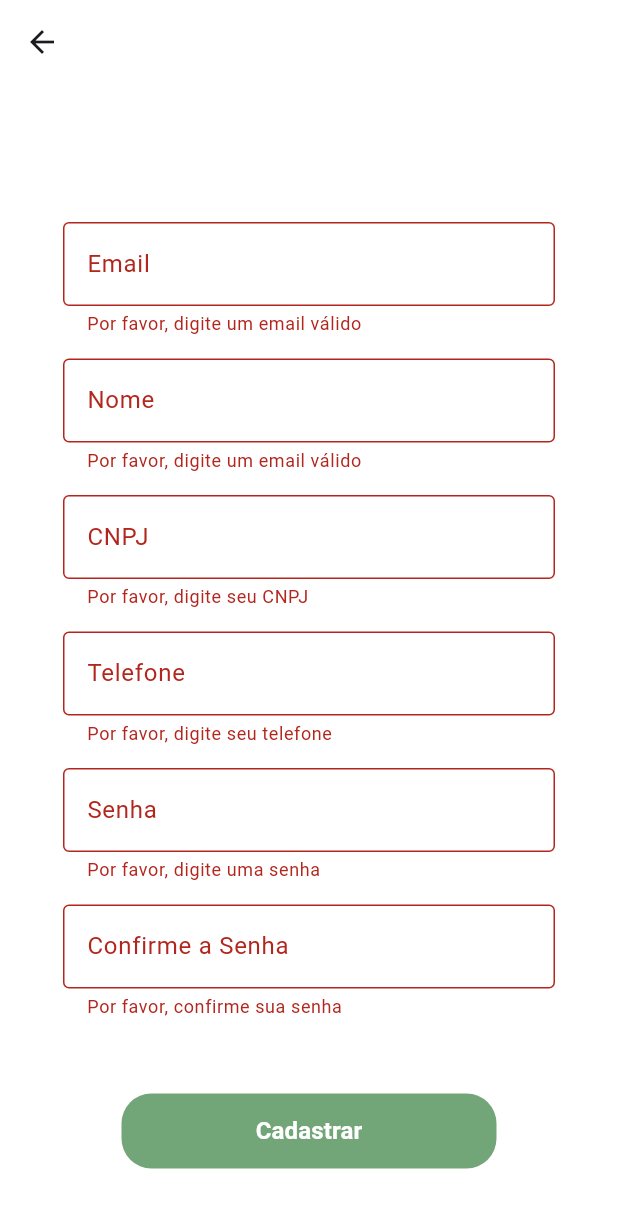
After one commit to tuliofranco/hmx_orchestry, a Flutter app: the CreateAccountPage screen opened directly, after a tap on "Cadastrar", on a phone screen of 412 x 824 dp. The commit adds this screen. Shown: the top 1208 px of the screen. Run offline on Flutter 3.47's test engine with Material 3 defaults, Android fonts, the phone set to English and light mode, and no system bars; our stand-ins replace firebase_auth, firebase_core, mask_text_input_formatter; accounts and stored records are empty; generated files the repository leaves out were written again.

Commit message:
Add register page and autentication on register page.

```diff
--- a/lib/main.dart
+++ b/lib/main.dart
@@ -1,6 +1,7 @@
 import 'package:flutter/material.dart';
 import 'package:hmx_orchestry/pages/login_page.dart';
 import 'package:firebase_core/firebase_core.dart';
+import 'package:logging/logging.dart';
 import 'firebase_options.dart';
 
 void main() async {
@@ -8,15 +9,26 @@ void main() async {
     await Firebase.initializeApp(
   options: DefaultFirebaseOptions.currentPlatform,
 );
-  runApp(MyApp());
+_setupLogging();
+  runApp(const MyApp());
 }
 
 class MyApp extends StatelessWidget {
+  const MyApp({super.key});
+
   @override
   Widget build(BuildContext context) {
-    return MaterialApp(
+    return const MaterialApp(
       debugShowCheckedModeBanner: false,
       home: LoginPage(),
     );
   }
 }
+
+
+void _setupLogging() {
+  Logger.root.level = Level.ALL; // Configura o nível de log
+  Logger.root.onRecord.listen((record) {
+  print('${record.level.name}: ${record.time}: ${record.message}');
+  });
+}
--- /dev/null
+++ b/lib/pages/create_account_page.dart
@@ -0,0 +1,29 @@
+import 'package:flutter/material.dart';
+import 'package:hmx_orchestry/widgets/cadastro_form.dart';
+
+class CreateAccountPage extends StatefulWidget {
+  const CreateAccountPage({super.key});
+
+  @override
+  // ignore: library_private_types_in_public_api
+  _CreateAccountPageState createState() => _CreateAccountPageState();
+}
+
+class _CreateAccountPageState extends State<CreateAccountPage> {
+
+
+
+  @override
+  Widget build(BuildContext context) {
+    return Scaffold(
+      backgroundColor: Colors.white,
+      appBar: AppBar(
+        backgroundColor: Colors.white,
+      ),
+      body: const SingleChildScrollView(
+        child: Padding(
+          padding: EdgeInsets.all(16),
+
+        child: CadastroForm())));
+  }
+}
--- a/lib/pages/home_page.dart
+++ b/lib/pages/home_page.dart
@@ -1,7 +1,10 @@
 import 'package:flutter/material.dart';
 
 class HomePage extends StatefulWidget {
+  const HomePage({super.key});
+
   @override
+  // ignore: library_private_types_in_public_api
   _HomePageState createState() => _HomePageState();
 }
 
@@ -10,7 +13,7 @@ class _HomePageState extends State<HomePage> {
   Widget build(BuildContext context) {
     return Scaffold(
       appBar: AppBar(
-        title: Text('Home Page'),
+        title: const Text('Home Page'),
       ),
       body: Center(
         child: Container(
--- a/lib/pages/login_page.dart
+++ b/lib/pages/login_page.dart
@@ -1,8 +1,12 @@
 import 'package:flutter/material.dart';
+import 'package:hmx_orchestry/pages/create_account_page.dart';
 import 'package:hmx_orchestry/pages/home_page.dart';
 
 class LoginPage extends StatefulWidget {
+  const LoginPage({super.key});
+
   @override
+  // ignore: library_private_types_in_public_api
   _LoginPageState createState() => _LoginPageState();
 }
 
@@ -20,7 +24,7 @@ class _LoginPageState extends State<LoginPage> {
             Padding(
               padding: const EdgeInsets.only(top: 60.0),
               child: Center(
-                child: Container(
+                child: SizedBox(
                     width: 200,
                     height: 150,
                     /*]\\decoration: BoxDecoration(
@@ -29,7 +33,7 @@ class _LoginPageState extends State<LoginPage> {
                     child: Image.asset("asset/images/logo_hemox.png")),
               ),
             ),
-            Padding(
+            const Padding(
               //padding: const EdgeInsets.only(left:15.0,right: 15.0,top:0,bottom: 0),
               padding: EdgeInsets.symmetric(horizontal: 15),
               child: TextField(
@@ -39,11 +43,12 @@ class _LoginPageState extends State<LoginPage> {
                     hintText: 'Digite seu email'),
               ),
             ),
+            // ignore: prefer_const_constructors
             Padding(
               padding: const EdgeInsets.only(
                   left: 15.0, right: 15.0, top: 15, bottom: 0),
               //padding: EdgeInsets.symmetric(horizontal: 15),
-              child: TextField(
+              child: const TextField(
                 obscureText: true,
                 decoration: InputDecoration(
                     border: OutlineInputBorder(),
@@ -57,21 +62,24 @@ class _LoginPageState extends State<LoginPage> {
               height: 50,
               width: 250,
               decoration: BoxDecoration(
-                  color: Color.fromRGBO(24, 108, 33, 0.612), borderRadius: BorderRadius.circular(20)),
+                  color: const Color.fromRGBO(24, 108, 33, 0.612), borderRadius: BorderRadius.circular(20)),
                   child: TextButton (
-                    child: Text('Entrar',
+                    child: const Text('Entrar',
                     style: TextStyle(color: Colors.white,
                     fontWeight: FontWeight.bold,
                     fontSize: 16),),
 
                     onPressed: (){
-                    Navigator.push(context, MaterialPageRoute(builder: (_) => HomePage()));
+                    Navigator.push(context, MaterialPageRoute(builder: (_) => const HomePage()));
                   },),
             ),
-            SizedBox(
+            const SizedBox(
               height: 130,
             ),
-            Text('New User? Create Account')
+            TextButton(onPressed: (){
+              Navigator.push(context, MaterialPageRoute(builder: (_) => const CreateAccountPage()));
+            }, child: const Text('Novo usuário? Criar uma nova conta'))
+
           ],
         ),
       ),
--- /dev/null
+++ b/lib/pages/servicos/autenticacao_servico.dart
@@ -0,0 +1,51 @@
+import 'package:firebase_auth/firebase_auth.dart';
+import 'package:logging/logging.dart';
+
+class AutenticacaoServico {
+  final Logger _logger = Logger('AutenticacaoServico');
+  final FirebaseAuth _firebaseAuth = FirebaseAuth.instance;
+  CadastrarUsuario(
+      {required String email,
+      required String cnpj,
+      required String telefone,
+      required String senha,
+      required String nome}) async {
+    try {
+      UserCredential userCredential = await _firebaseAuth.createUserWithEmailAndPassword(
+        email: email,
+        password: senha,
+      );
+
+      // Atualiza o nome de exibição do usuário
+      await userCredential.user!.updateDisplayName(nome);
+      await userCredential.user!.reload();
+
+      // Chama a função fictícia para verificar o número de telefone
+      await _verifyPhoneNumber(telefone, userCredential.user!);
+    } catch (e) {
+      _logger.info('Falha ao cadastrar usuário: $e');
+    }
+  }
+  Future<void> _verifyPhoneNumber(String phoneNumber, User user) async {
+    await _firebaseAuth.verifyPhoneNumber(
+      phoneNumber: phoneNumber,
+      verificationCompleted: (PhoneAuthCredential credential) async {
+        // Atualiza o número de telefone do usuário automaticamente
+        await user.updatePhoneNumber(credential);
+      },
+      verificationFailed: (FirebaseAuthException e) {
+        _logger.severe('Falha na verificação do telefone: $e');
+      },
+      codeSent: (String verificationId, int? resendToken) async {
+        // Aqui você deve implementar a lógica para solicitar ao usuário o código de verificação
+        // e então usar `PhoneAuthProvider.credential` para obter as credenciais de autenticação
+        // a partir do código e do `verificationId`
+        _logger.info('Código de verificação enviado para o número de telefone');
+      },
+      codeAutoRetrievalTimeout: (String verificationId) {
+        // Lógica para timeout do código de verificação
+        print('Tempo limite para recuperação automática do código atingido');
+      },
+    );
+  }
+}
--- /dev/null
+++ b/lib/widgets/cadastro_form.dart
@@ -0,0 +1,260 @@
+import 'package:flutter/material.dart';
+import 'package:hmx_orchestry/pages/login_page.dart';
+import 'package:hmx_orchestry/pages/servicos/autenticacao_servico.dart';
+import 'package:logging/logging.dart';
+import 'package:mask_text_input_formatter/mask_text_input_formatter.dart';
+
+
+class CadastroForm extends StatefulWidget {
+  const CadastroForm({super.key});
+
+  @override
+  State<CadastroForm> createState() => _CadastroFormState();
+}
+
+class _CadastroFormState extends State<CadastroForm> {
+  final Logger _logger = Logger('CadastroForm');
+  final _formKey = GlobalKey<FormState>();
+  final TextEditingController _emailController = TextEditingController();
+    final TextEditingController _nameController = TextEditingController();
+  final TextEditingController _cnpjController = TextEditingController();
+  final TextEditingController _phoneNumberController = TextEditingController();
+  final TextEditingController _passwordController = TextEditingController();
+  final TextEditingController _confirmPasswordController = TextEditingController();
+
+  final AutenticacaoServico _autenticacaoServico = AutenticacaoServico();
+
+  final maskFormatterPhone = MaskTextInputFormatter(
+    mask: '(##) #####-####',
+    filter: {"#": RegExp(r'[0-9]')},
+  );
+
+  final maskFormatterCnpj = MaskTextInputFormatter(
+    mask: '##.###.###/####-##',
+    filter: {"#": RegExp(r'[0-9]')},
+  );
+
+  @override
+  Widget build(BuildContext context) {
+    return SingleChildScrollView(
+      child: Padding(
+        padding: const EdgeInsets.all(16.0),
+        child: Form(
+          key: _formKey,
+          child: Column(
+            children: [
+              const SizedBox(height: 60.0),
+              _buildEmailField(),
+              const SizedBox(height: 15.0),
+               _buildNameField(),
+              const SizedBox(height: 15.0),
+              _buildCnpjField(),
+              const SizedBox(height: 15.0),
+              _buildPhoneNumberField(),
+              const SizedBox(height: 15.0),
+              _buildPasswordField(),
+              const SizedBox(height: 15.0),
+              _buildConfirmPasswordField(),
+              const SizedBox(height: 50.0),
+              _buildSubmitButton(),
+              const SizedBox(height: 130.0),
+            ],
+            // ignore: avoid_print
+          ),
+        ),
+      ),
+    );
+  }
+
+  void _logFormValues() {
+    _logger.info("Email: ${_emailController.text}");
+    _logger.info("CNPJ: ${_cnpjController.text}");
+    _logger.info("Telefone: ${_phoneNumberController.text}");
+    _logger.info("Senha: ${_passwordController.text}");
+    _logger.info("Confirmação de Senha: ${_confirmPasswordController.text}");
+  }
+
+
+  Widget _buildEmailField() {
+    return Padding(
+      padding: const EdgeInsets.symmetric(horizontal: 10),
+      child: TextFormField(
+        controller: _emailController,
+        decoration: const InputDecoration(
+          border: OutlineInputBorder(),
+          labelText: 'Email',
+          hintText: 'Digite seu email',
+        ),
+        keyboardType: TextInputType.emailAddress,
+        validator: (value) {
+          if (value == null || value.isEmpty || value.length < 5 || !value.contains("@")) {
+            return 'Por favor, digite um email válido';
+          }
+          if (!RegExp(r'^[^@]+@[^@]+\.[^@]+').hasMatch(value)) {
+            return 'Por favor, digite um email válido';
+          }
+          return null;
+        },
+      ),
+    );
+  }
+
+
+  Widget _buildNameField() {
+    return Padding(
+      padding: const EdgeInsets.symmetric(horizontal: 10),
+      child: TextFormField(
+        controller: _nameController,
+        decoration: const InputDecoration(
+          border: OutlineInputBorder(),
+          labelText: 'Nome',
+          hintText: 'Digite o nome da empresa',
+        ),
+        keyboardType: TextInputType.name,
+        validator: (value) {
+          if (value == null || value.isEmpty) {
+            return 'Por favor, digite um email válido';
+          }
+          if (value.length < 5){
+            return 'O nome precisa ter mais de 5 letras';
+          }
+          return null;
+        },
+      ),
+    );
+  }
+
+
+  Widget _buildCnpjField() {
+    return Padding(
+      padding: const EdgeInsets.symmetric(horizontal: 10),
+      child: TextFormField(
+        controller: _cnpjController,
+        decoration: const InputDecoration(
+          border: OutlineInputBorder(),
+          labelText: 'CNPJ',
+          hintText: '00.000.000/0000-00',
+        ),
+        keyboardType: TextInputType.number,
+        inputFormatters: [maskFormatterCnpj],
+        validator: (value) {
+          if (value == null || value.isEmpty) {
+            return 'Por favor, digite seu CNPJ';
+          }
+          // Adicione aqui a validação de CNPJ se necessário
+          return null;
+        },
+      ),
+    );
+  }
+
+  Widget _buildPhoneNumberField() {
+    return Padding(
+      padding: const EdgeInsets.symmetric(horizontal: 10),
+      child: TextFormField(
+        controller: _phoneNumberController,
+        decoration: const InputDecoration(
+          border: OutlineInputBorder(),
+          labelText: 'Telefone',
+          hintText: '(99) 99999-9999',
+        ),
+        keyboardType: TextInputType.phone,
+        inputFormatters: [maskFormatterPhone],
+        validator: (value) {
+          if (value == null || value.isEmpty) {
+            return 'Por favor, digite seu telefone';
+          }
+          return null;
+        },
+      ),
+    );
+  }
+
+  Widget _buildPasswordField() {
+    return Padding(
+      padding: const EdgeInsets.symmetric(horizontal: 10),
+      child: TextFormField(
+        controller: _passwordController,
+        obscureText: true,
+        decoration: const InputDecoration(
+          border: OutlineInputBorder(),
+          labelText: 'Senha',
+          hintText: 'Digite sua senha',
+        ),
+        validator: (value) {
+          if (value == null || value.isEmpty) {
+            return 'Por favor, digite uma senha';
+          }
+          return null;
+        },
+      ),
+    );
+  }
+
+  Widget _buildConfirmPasswordField() {
+    return Padding(
+      padding: const EdgeInsets.symmetric(horizontal: 10),
+      child: TextFormField(
+        controller: _confirmPasswordController,
+        obscureText: true,
+        decoration: const InputDecoration(
+          border: OutlineInputBorder(),
+          labelText: 'Confirme a Senha',
+          hintText: 'Confirme sua senha',
+        ),
+        validator: (value) {
+          if (value == null || value.isEmpty) {
+            return 'Por favor, confirme sua senha';
+          }
+          if (value != _passwordController.text) {
+            return 'As senhas não coincidem';
+          }
+          return null;
+        },
+      ),
+    );
+  }
+
+  Widget _buildSubmitButton() {
+    return Container(
+      height: 50,
+      width: 250,
+      decoration: BoxDecoration(
+        color: const Color.fromRGBO(24, 108, 33, 0.612),
+        borderRadius: BorderRadius.circular(20),
+      ),
+      child: TextButton(
+        onPressed: _submitForm,
+        child: const Text(
+          'Cadastrar',
+          style: TextStyle(
+            color: Colors.white,
+            fontWeight: FontWeight.bold,
+            fontSize: 16,
+          ),
+        ),
+      ),
+    );
+
+  }
+
+  void _submitForm() {
+    final String email = _emailController.text;
+    final String cnpj = _cnpjController.text;
+    final String telefone = _phoneNumberController.text;
+    final String senha = _passwordController.text;
+    final String nome = _nameController.text;
+
+    if (_formKey.currentState!.validate()) {
+      _logFormValues();
+      _logger.info("Formulário válido!");
+      _autenticacaoServico.CadastrarUsuario(email: email, cnpj: cnpj, telefone: telefone, senha: senha, nome: nome);
+      Navigator.push(
+        context,
+        MaterialPageRoute(builder: (_) => const LoginPage()),
+      );
+    } else {
+      _logger.info("Formulário inválido!");
+    }
+  }
+}
--- a/pubspec.yaml
+++ b/pubspec.yaml
@@ -37,6 +37,8 @@ dependencies:
   cupertino_icons: ^1.0.6
   firebase_core: ^2.32.0
   firebase_auth: ^4.20.0
+  mask_text_input_formatter: ^2.9.0
+  logging: ^1.2.0
 
 dev_dependencies:
   flutter_test:
```
Also changed, not shown: pubspec.lock, 3 other files.
